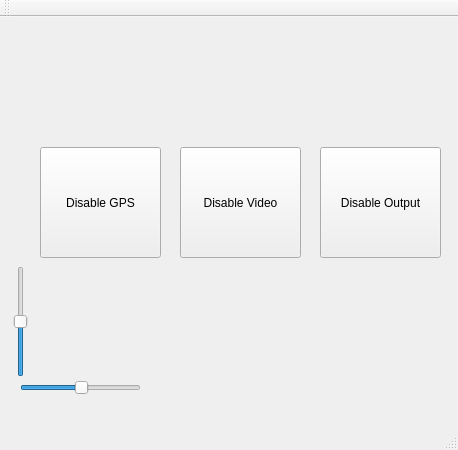
Qt form ui.ui (zgrannan/plane-tracker) before a commit.
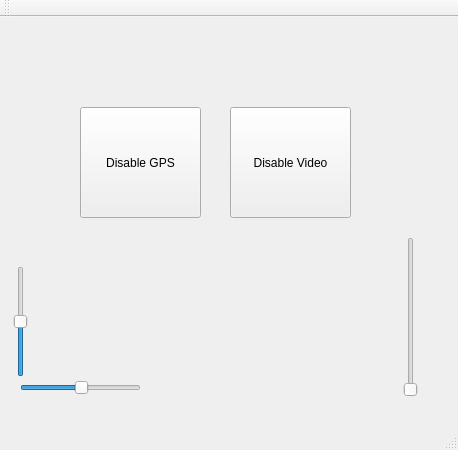
The same form after that commit.

```diff
--- a/ui.ui
+++ b/ui.ui
@@ -17,8 +17,8 @@
    <widget class="QPushButton" name="pushButton">
     <property name="geometry">
      <rect>
-      <x>40</x>
-      <y>130</y>
+      <x>80</x>
+      <y>90</y>
       <width>121</width>
       <height>111</height>
      </rect>
@@ -30,8 +30,8 @@
    <widget class="QPushButton" name="pushButton_2">
     <property name="geometry">
      <rect>
-      <x>180</x>
-      <y>130</y>
+      <x>230</x>
+      <y>90</y>
       <width>121</width>
       <height>111</height>
      </rect>
@@ -40,19 +40,6 @@
      <string>Disable Video</string>
     </property>
    </widget>
-   <widget class="QPushButton" name="pushButton_3">
-    <property name="geometry">
-     <rect>
-      <x>320</x>
-      <y>130</y>
-      <width>121</width>
-      <height>111</height>
-     </rect>
-    </property>
-    <property name="text">
-     <string>Disable Output</string>
-    </property>
-   </widget>
    <widget class="QSlider" name="verticalSlider">
     <property name="geometry">
      <rect>
@@ -85,6 +72,19 @@
      <enum>Qt::Horizontal</enum>
     </property>
    </widget>
+   <widget class="QSlider" name="verticalSlider_2">
+    <property name="geometry">
+     <rect>
+      <x>400</x>
+      <y>220</y>
+      <width>22</width>
+      <height>160</height>
+     </rect>
+    </property>
+    <property name="orientation">
+     <enum>Qt::Vertical</enum>
+    </property>
+   </widget>
   </widget>
   <widget class="QMenuBar" name="menuBar">
    <property name="geometry">
```
